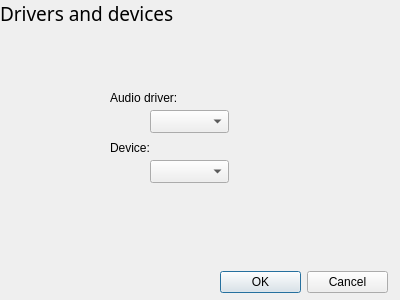
First picture: the form in gui/settings.ui, repository andrewreeman/Simple-soundfile-player, before the edit.
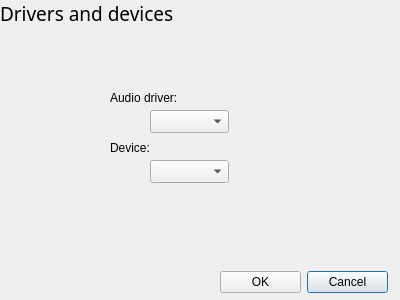
Second picture: the form after the edit.

```diff
--- a/gui/settings.ui
+++ b/gui/settings.ui
@@ -110,20 +110,20 @@
     </rect>
    </property>
    <layout class="QGridLayout" name="gridLayout_3">
-    <item row="0" column="0">
-     <widget class="QPushButton" name="OK">
-      <property name="text">
-       <string>OK</string>
-      </property>
-     </widget>
-    </item>
-    <item row="0" column="1">
+    <item row="0" column="2">
      <widget class="QPushButton" name="Cancel">
       <property name="text">
        <string>Cancel</string>
       </property>
      </widget>
     </item>
+    <item row="0" column="1">
+     <widget class="QPushButton" name="OK">
+      <property name="text">
+       <string>OK</string>
+      </property>
+     </widget>
+    </item>
    </layout>
   </widget>
  </widget>
```
Left out of the diff: 16 changed lines with no effect on the pictures.
